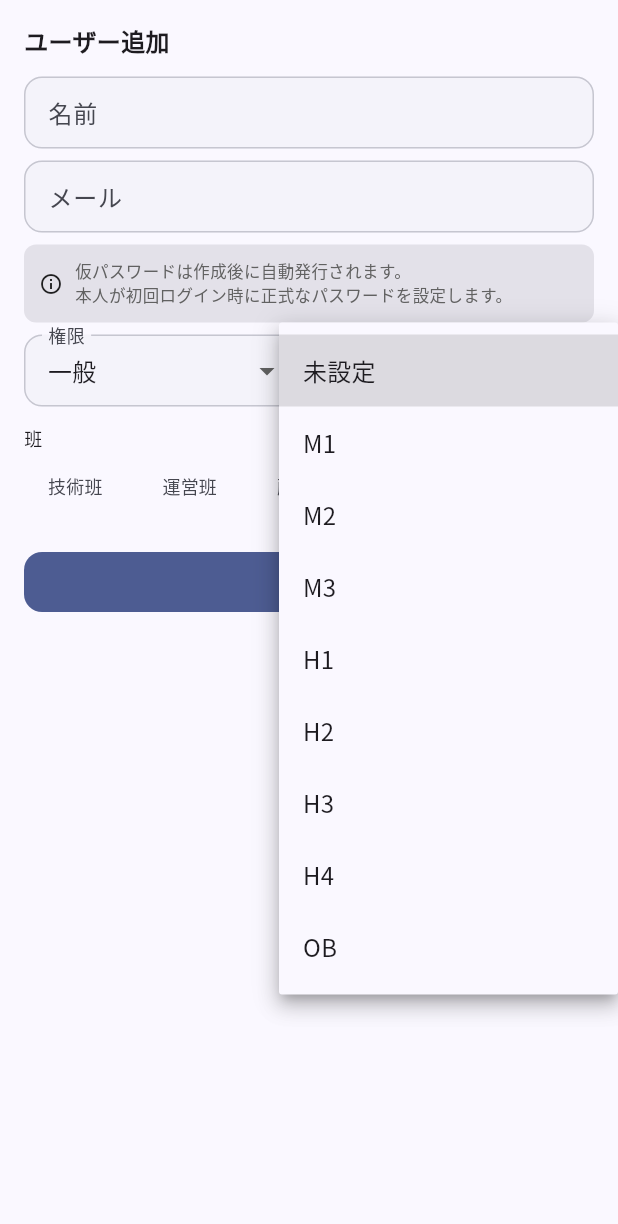
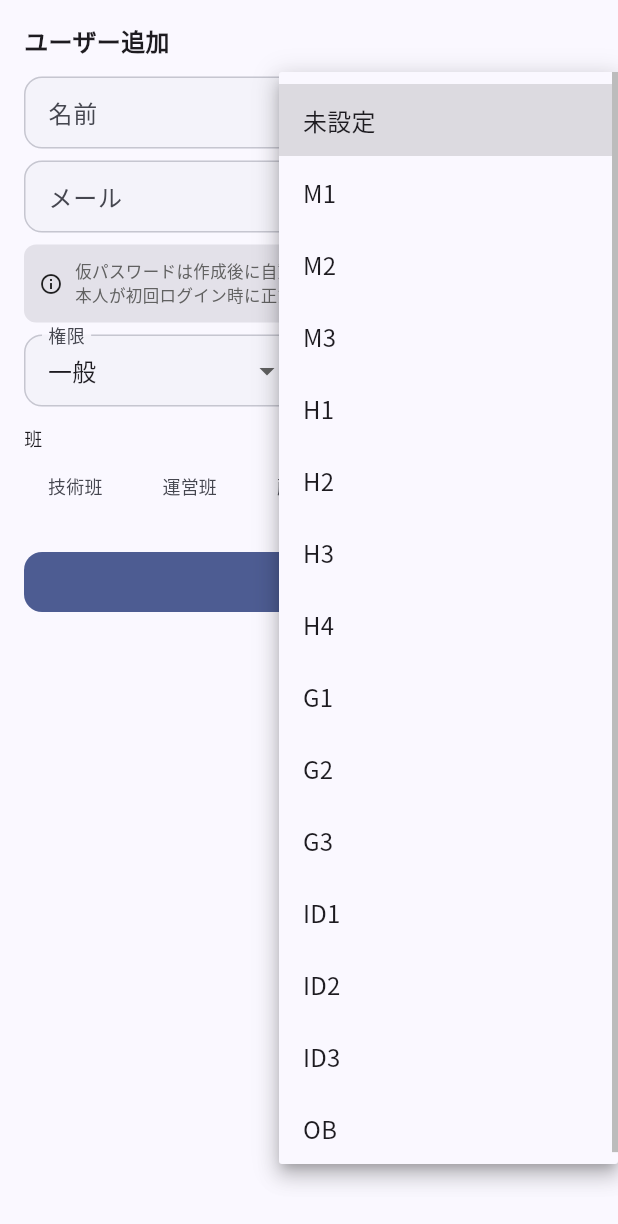
Before and after one commit to Haruka-Kaya/attendance-app, a Flutter app: the _UserForm widget shown alone on an empty page, opened directly, after a tap on "未設定", on a phone screen of 412 x 824 dp. Shown: the top 1224 px of the screen. Run offline on Flutter 3.47's test engine with Material 3 defaults, Android fonts, the phone set to English and light mode, and no system bars; our stand-ins replace dio, flutter_secure_storage, google_fonts, open_filex, package_info_plus, shared_preferences and 1 more; missing offline and left inert: liquid_glass_widgets; accounts and stored records are empty; network calls fail.

```diff
--- a/lib/screens/admin/users_admin_screen.dart
+++ b/lib/screens/admin/users_admin_screen.dart
@@ -323,7 +323,12 @@ class _UserFormState extends State<_UserForm> {
   String? _grade; // null = 未設定
   String _class    = '';
 
-  static const _gradeOptions = ['M1', 'M2', 'M3', 'H1', 'H2', 'H3', 'H4', 'OB'];
+  // M=中学 / H=高校 / G=グローバル高校 / ID=ID学園 / OB=卒業生。
+  // サーバー側 app.py の GRADE_OPTIONS と必ず一致させること。
+  static const _gradeOptions = [
+    'M1', 'M2', 'M3', 'H1', 'H2', 'H3', 'H4',
+    'G1', 'G2', 'G3', 'ID1', 'ID2', 'ID3', 'OB',
+  ];
   final Set<String> _positions = {};
   bool _saving = false;
 
--- a/lib/screens/onboarding_screen.dart
+++ b/lib/screens/onboarding_screen.dart
@@ -6,7 +6,12 @@ import '../providers/auth_provider.dart';
 import '../providers/debug_provider.dart';
 import '../services/api_service.dart';
 
-const _gradeOptions = ['M1', 'M2', 'M3', 'H1', 'H2', 'H3', 'H4', 'OB'];
+// M=中学 / H=高校 / G=グローバル高校 / ID=ID学園 / OB=卒業生。
+// サーバー側 app.py の GRADE_OPTIONS と必ず一致させること。
+const _gradeOptions = [
+  'M1', 'M2', 'M3', 'H1', 'H2', 'H3', 'H4',
+  'G1', 'G2', 'G3', 'ID1', 'ID2', 'ID3', 'OB',
+];
 
 class OnboardingScreen extends StatefulWidget {
   const OnboardingScreen({super.key});
```
